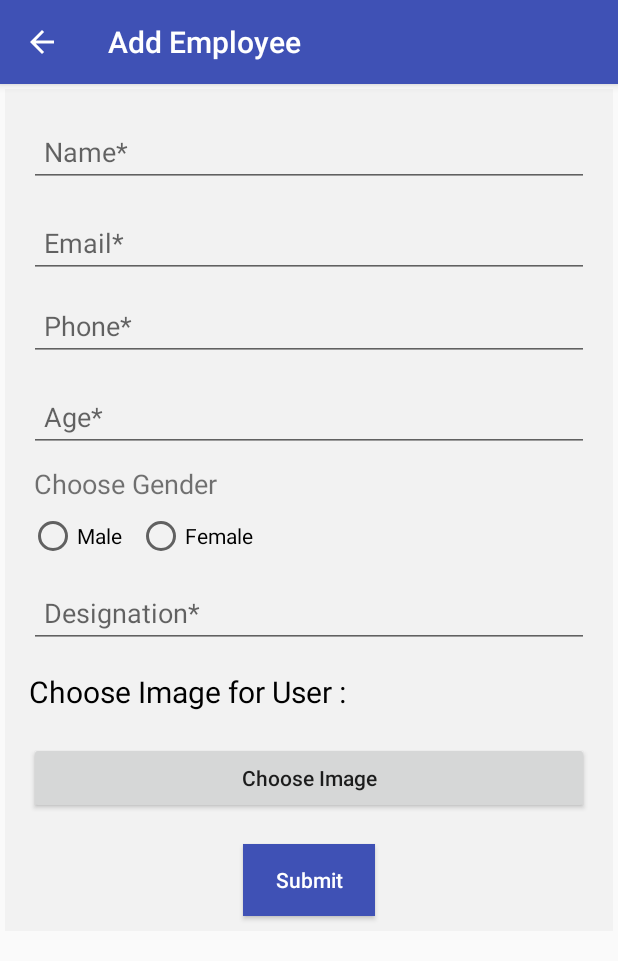
After one commit to Vaibhav-SJ/LeaveManagement, an Android app: the AddEmployeeActivity screen opened directly, with no data from a screen before it, on a phone screen of 412 x 824 dp. The commit adds this screen. Shown: the top 961 px of the screen. Run offline under Robolectric (Android 15) with nearby library versions, the phone set to English and light mode, and no system bars; our stand-ins replace ButterKnife.

Commit message:
before image upload

```diff
--- a/app/build.gradle
+++ b/app/build.gradle
@@ -48,6 +48,11 @@ dependencies {
     //For rotteting progress bar
     implementation 'com.victor:lib:1.0.2'
 
+
+
+    //Add this line  For image upload
+    implementation 'net.gotev:uploadservice:2.1'
+
     testImplementation 'junit:junit:4.12'
     androidTestImplementation 'com.android.support.test:runner:1.0.2'
     androidTestImplementation 'com.android.support.test.espresso:espresso-core:3.0.2'
--- /dev/null
+++ b/app/src/main/java/com/example/vaibhav/leavemanagement/AddEmployeeActivity.java
@@ -0,0 +1,213 @@
+package com.example.vaibhav.leavemanagement;
+
+import android.annotation.SuppressLint;
+import android.content.Context;
+import android.content.Intent;
+import android.net.ConnectivityManager;
+import android.os.Build;
+import android.support.annotation.RequiresApi;
+import android.support.v7.app.AppCompatActivity;
+import android.os.Bundle;
+import android.support.v7.widget.Toolbar;
+import android.util.Log;
+import android.view.Gravity;
+import android.view.LayoutInflater;
+import android.view.Menu;
+import android.view.MenuItem;
+import android.view.View;
+import android.widget.Button;
+import android.widget.EditText;
+import android.widget.RadioButton;
+import android.widget.RadioGroup;
+import android.widget.TextView;
+import android.widget.Toast;
+
+import java.util.Objects;
+
+import butterknife.BindView;
+import butterknife.ButterKnife;
+
+public class AddEmployeeActivity extends AppCompatActivity
+{
+    //To check Internet connection
+    ConnectivityManager connMgr;
+    android.net.NetworkInfo wifi ;
+    android.net.NetworkInfo mobile ;
+    Boolean internetConnection = false;
+
+    @BindView(R.id.toolbar)
+    Toolbar toolbar;
+
+    @BindView(R.id.username)
+    EditText username;
+
+    @BindView(R.id.userEmail)
+    EditText userEmail;
+
+    @BindView(R.id.userPhone)
+    EditText userPhone;
+
+    @BindView(R.id.age)
+    EditText age;
+
+    @BindView(R.id.radioGroup)
+    RadioGroup radioGroup;
+    String genderAns = "";
+
+    @BindView(R.id.designation)
+    EditText designation;
+
+    @BindView(R.id.submitBtn)
+    Button submitBtn;
+
+    String finalImageUrl = "http://www.bsmc.net.au/wp-content/uploads/No-image-available.jpg";
+
+
+    @SuppressLint("NewApi")
+    @Override
+    protected void onCreate(Bundle savedInstanceState)
+    {
+        super.onCreate(savedInstanceState);
+        setContentView(R.layout.activity_add_employee);
+
+        ButterKnife.bind(this);
+
+        setSupportActionBar(toolbar);
+        Objects.requireNonNull(getSupportActionBar()).setDisplayHomeAsUpEnabled(true);
+        getSupportActionBar().setTitle(getResources().getString(R.string.add_employee));
+
+        radioGroup.setOnCheckedChangeListener(new RadioGroup.OnCheckedChangeListener() {
+            @Override
+            public void onCheckedChanged(RadioGroup radioGroup, int i) {
+                RadioButton radioButton = radioGroup.findViewById(i);
+                genderAns = String.valueOf(radioButton.getText());
+            }
+        });
+
+        submitBtn.setOnClickListener(new View.OnClickListener() {
+            @Override
+            public void onClick(View view) {
+                validateFun();
+            }
+        });
+
+    }
+
+    @SuppressLint("NewApi")
+    private void validateFun()
+    {
+        if(username.getText().toString().trim().equals(""))
+        {
+            username.setError(getResources().getString(R.string.mandtory_text));
+        }
+        else if(userEmail.getText().toString().trim().equals(""))
+        {
+            userEmail.setError(getResources().getString(R.string.mandtory_text));
+        }
+        else if (!userEmail.getText().toString().trim().matches(getResources().getString(R.string.emailPattern)))
+        {
+            userEmail.setError(getResources().getString(R.string.invalidEmailError));
+        }
+        else if(userPhone.getText().toString().trim().length() != 10)
+        {
+            userPhone.setError(getResources().getString(R.string.mobileNumError));
+        }
+        else if (!userPhone.getText().toString().trim().matches(getResources().getString(R.string.onlydigitsPattern)))
+        {
+            userPhone.setError(getResources().getString(R.string.errorOnlyDigits));
+        }
+        else if(age.getText().toString().trim().equals(""))
+        {
+            age.setError(getResources().getString(R.string.mandtory_text));
+        }
+        else if(genderAns.trim().equals(""))
+        {
+            showToastMsgFun("Choose Gender to proceed");
+        }
+        else if(designation.getText().toString().trim().equals(""))
+        {
+            designation.setError(getResources().getString(R.string.mandtory_text));
+        }
+        else
+        {
+            internetConnection = checkInternetConnectionFun();
+
+            if(internetConnection)
+            {
+                 Log.d("allDetails","Name "+username.getText().toString()+"\nemail "+userEmail.getText().toString()+
+                         "\nphone "+userPhone.getText().toString()+"\nage "+age.getText().toString()+
+                         "\ngender : "+genderAns+"\ndesignation: "+designation.getText().toString());
+            }
+            else
+            {
+                showToastMsgFun(getResources().getString(R.string.noInternet));
+            }
+        }
+    }
+
+
+    //Function to check internet connection
+    @RequiresApi(api = Build.VERSION_CODES.KITKAT)
+    private Boolean checkInternetConnectionFun()
+    {
+        //To check Internet connection
+        connMgr = (ConnectivityManager) getApplicationContext().getSystemService(Context.CONNECTIVITY_SERVICE);
+        if (connMgr != null) {
+            wifi = Objects.requireNonNull(connMgr).getNetworkInfo(ConnectivityManager.TYPE_WIFI);
+        }
+        mobile = Objects.requireNonNull(connMgr).getNetworkInfo(ConnectivityManager.TYPE_MOBILE);
+        return wifi.isConnected() || mobile.isConnected();
+    }
+
+
+    @Override
+    public boolean onCreateOptionsMenu(Menu menu)
+    {
+        getMenuInflater().inflate(R.menu.blank_menu, menu);
+        return super.onCreateOptionsMenu(menu);
+    }
+    // on back button press function
+    @Override
+    public boolean onOptionsItemSelected(MenuItem item)
+    {
+        if (item.getItemId() == android.R.id.home)
+        {
+            startActivity(new Intent(AddEmployeeActivity.this, MainActivity.class));
+            finish();
+        }
+        return super.onOptionsItemSelected(item);
+    }
+
+    @Override
+    public void onBackPressed()
+    {
+        startActivity(new Intent(AddEmployeeActivity.this, MainActivity.class));
+        finish();
+    }
+
+    //Toast Message Print Function
+    private void showToastMsgFun(String s)
+    {
+        Context context=getApplicationContext();
+        LayoutInflater inflater=getLayoutInflater();
+        @SuppressLint("InflateParams") View customToastroot =inflater.inflate(R.layout.mycustom_toast, null);
+        TextView toastMsg = customToastroot.findViewById(R.id.textView1);
+        toastMsg.setText(s);
+
+        Toast customtoast=new Toast(context);
+        customtoast.setView(customToastroot);
+        customtoast.setGravity(Gravity.BOTTOM,0,200);
+        customtoast.setDuration(Toast.LENGTH_SHORT);
+        customtoast.show();
+    }
+
+
+
+
+
+
+
+
+
+
+}
--- /dev/null
+++ b/app/src/main/java/com/example/vaibhav/leavemanagement/Constants.java
@@ -0,0 +1,6 @@
+package com.example.vaibhav.leavemanagement;
+
+public class Constants
+{
+    public static final String UPLOAD_URL = "http://app-1533662498.000webhostapp.com/imageuploadweb/upload.php";
+}
--- a/app/src/main/java/com/example/vaibhav/leavemanagement/MainActivity.java
+++ b/app/src/main/java/com/example/vaibhav/leavemanagement/MainActivity.java
@@ -75,6 +75,15 @@ public class MainActivity extends AppCompatActivity
             }
         });
 
+        addEmployee.setOnClickListener(new View.OnClickListener() {
+            @SuppressLint("NewApi")
+            @Override
+            public void onClick(View view)
+            {
+                startActivity(new Intent(MainActivity.this,AddEmployeeActivity.class));
+            }
+        });
+
     }
 
 
--- /dev/null
+++ b/app/src/main/res/layout/activity_add_employee.xml
@@ -0,0 +1,220 @@
+<?xml version="1.0" encoding="utf-8"?>
+<RelativeLayout
+    xmlns:android="http://schemas.android.com/apk/res/android"
+    xmlns:tools="http://schemas.android.com/tools"
+    android:layout_width="match_parent"
+    android:layout_height="match_parent"
+    xmlns:app="http://schemas.android.com/apk/res-auto"
+    android:orientation="vertical"
+    app:layout_behavior="@string/appbar_scrolling_view_behavior"
+    android:descendantFocusability="beforeDescendants"
+    android:focusableInTouchMode="true">
+
+    <android.support.design.widget.AppBarLayout
+        android:id="@+id/appbar"
+        android:layout_width="match_parent"
+        android:actionMenuTextAppearance="@+id/toolbar"
+        android:layout_height="wrap_content"
+        android:theme="@style/AppTheme.AppBarOverlay">
+
+        <android.support.v7.widget.Toolbar
+            android:id="@+id/toolbar"
+            android:layout_width="match_parent"
+            android:layout_height="?attr/actionBarSize"
+            app:popupTheme="@style/AppTheme.PopupOverlay">
+        </android.support.v7.widget.Toolbar>
+
+    </android.support.design.widget.AppBarLayout>
+
+    <ScrollView
+        android:layout_below="@+id/appbar"
+        android:padding="@dimen/dimen_3dp"
+        android:layout_width="match_parent"
+        android:layout_height="match_parent"
+        tools:ignore="UselessParent" >
+
+        <LinearLayout
+            android:id="@+id/mainLayout"
+            android:layout_width="match_parent"
+            android:layout_height="wrap_content"
+            android:background="@color/background_gray"
+            android:orientation="vertical"
+            android:paddingLeft="@dimen/activity_horizontal_margin"
+            android:paddingRight="@dimen/activity_horizontal_margin"
+            android:paddingTop="@dimen/dimen_10dp">
+
+            <android.support.design.widget.TextInputLayout
+                android:id="@+id/nameTI"
+                android:layout_width="match_parent"
+                android:layout_height="wrap_content">
+
+                <EditText
+                    android:id="@+id/username"
+                    android:layout_width="match_parent"
+                    android:layout_height="wrap_content"
+                    android:layout_marginBottom="@dimen/dimen_5dp"
+                    android:inputType="textCapWords|textCapSentences"
+                    android:layout_marginTop="@dimen/dimen_5dp"
+                    android:hint="@string/nameNe"
+                    android:padding="@dimen/dimen_10dp"
+                    android:textSize="@dimen/dimen_18sp" />
+            </android.support.design.widget.TextInputLayout>
+
+
+            <android.support.design.widget.TextInputLayout
+                android:id="@+id/useEmailTI"
+                android:layout_width="match_parent"
+                android:layout_height="wrap_content">
+
+                <EditText
+                    android:id="@+id/userEmail"
+                    android:layout_width="match_parent"
+                    android:layout_height="wrap_content"
+                    android:padding="@dimen/dimen_10dp"
+                    android:textSize="@dimen/dimen_18sp"
+                    android:hint="Email*"
+                    android:inputType="textEmailAddress"
+                    tools:ignore="HardcodedText" />
+
+            </android.support.design.widget.TextInputLayout>
+
+
+            <android.support.design.widget.TextInputLayout
+                android:id="@+id/userPhoneTI"
+                android:layout_width="match_parent"
+                android:layout_height="wrap_content"
+                tools:ignore="ExtraText">
+
+                <EditText
+                    android:id="@+id/userPhone"
+                    android:layout_width="match_parent"
+                    android:layout_height="wrap_content"
+                    android:layout_marginBottom="@dimen/dimen_5dp"
+                    android:inputType="number"
+                    android:maxLength="10"
+                    android:layout_marginTop="@dimen/dimen_5dp"
+                    android:hint="@string/phonen"
+                    android:padding="@dimen/dimen_10dp"
+                    android:textSize="@dimen/dimen_18sp"
+                    tools:ignore="TextFields" />
+            </android.support.design.widget.TextInputLayout>
+
+
+
+            <android.support.design.widget.TextInputLayout
+                android:id="@+id/ageTI"
+                android:layout_width="match_parent"
+                android:layout_height="wrap_content">
+
+                <EditText
+                    android:id="@+id/age"
+                    android:layout_width="match_parent"
+                    android:layout_height="wrap_content"
+                    android:layout_marginBottom="@dimen/dimen_5dp"
+                    android:inputType="number"
+                    android:layout_marginTop="@dimen/dimen_5dp"
+                    android:hint="Age*"
+                    android:padding="@dimen/dimen_10dp"
+                    android:textSize="@dimen/dimen_18sp"
+                    tools:ignore="HardcodedText" />
+            </android.support.design.widget.TextInputLayout>
+
+            <TextView
+                android:layout_margin="@dimen/dimen_3dp"
+                android:text="@string/choose_gender"
+                android:textSize="@dimen/dimen_18sp"
+                android:layout_width="match_parent"
+                android:layout_height="wrap_content" />
+
+            <RadioGroup
+                android:id="@+id/radioGroup"
+                android:layout_marginTop="@dimen/dimen_3dp"
+                android:orientation="horizontal"
+                android:layout_width="wrap_content"
+                android:layout_height="wrap_content">
+
+                <RadioButton
+                    android:id="@+id/male"
+                    android:text="Male"
+                    android:layout_marginRight="@dimen/dimen_10dp"
+                    android:layout_width="wrap_content"
+                    android:layout_height="wrap_content"
+                    tools:ignore="HardcodedText"
+                    android:layout_marginEnd="@dimen/dimen_10dp" />
+
+                <RadioButton
+                    android:id="@+id/female"
+                    android:text="Female"
+                    android:layout_width="wrap_content"
+                    android:layout_height="wrap_content"
+                    tools:ignore="HardcodedText" />
+
+            </RadioGroup>
+
+
+            <android.support.design.widget.TextInputLayout
+                android:id="@+id/designationTI"
+                android:layout_marginTop="@dimen/dimen_3dp"
+                android:layout_width="match_parent"
+                android:layout_height="wrap_content">
+
+                <EditText
+                    android:id="@+id/designation"
+                    android:layout_width="match_parent"
+                    android:layout_height="wrap_content"
+                    android:layout_marginBottom="@dimen/dimen_5dp"
+                    android:inputType="textCapWords"
+                    android:layout_marginTop="@dimen/dimen_5dp"
+                    android:hint="Designation*"
+                    android:padding="@dimen/dimen_10dp"
+                    android:textSize="@dimen/dimen_18sp"
+                    tools:ignore="HardcodedText" />
+            </android.support.design.widget.TextInputLayout>
+
+            <TextView
+                android:id="@+id/chooseImageTxt"
+                android:layout_width="match_parent"
+                android:layout_height="wrap_content"
+                android:layout_gravity="center_horizontal"
+                android:layout_marginTop="@dimen/dimen_10dp"
+                android:text="Choose Image for User : "
+                android:textColor="@color/black"
+                android:textSize="@dimen/dimen_20sp"
+                tools:ignore="HardcodedText" />
+
+            <Button
+                android:id="@+id/buttonChooseImg"
+                android:layout_width="match_parent"
+                android:layout_height="wrap_content"
+                android:layout_marginTop="@dimen/dimen_20dp"
+                android:text="@string/choose_picture"
+                android:textAllCaps="false" />
+
+            <ImageView
+                android:id="@+id/profileImg"
+                android:layout_width="@dimen/dimen_100dp"
+                android:layout_height="@dimen/dimen_100dp"
+                android:layout_gravity="center_horizontal"
+                android:layout_margin="@dimen/dimen_10dp"
+                android:scaleType="fitXY"
+                android:src="@mipmap/ic_launcher"
+                android:visibility="gone"
+                tools:ignore="ContentDescription" />
+
+            <Button
+                android:id="@+id/submitBtn"
+                android:layout_width="wrap_content"
+                android:layout_height="wrap_content"
+                android:layout_gravity="center_horizontal"
+                android:layout_marginBottom="@dimen/dimen_10dp"
+                android:layout_marginTop="@dimen/dimen_20dp"
+                android:background="@color/colorPrimary"
+                android:text="@string/submit"
+                android:textAllCaps="false"
+                android:textColor="@color/white" />
+
+
+        </LinearLayout>
+
+    </ScrollView>
+</RelativeLayout>
--- a/app/src/main/res/values/colors.xml
+++ b/app/src/main/res/values/colors.xml
@@ -12,4 +12,5 @@
     <color name="gray">#A6A5A5</color>
     <color name="green">#309600</color>
     <color name="grey_500">#A6A5A5</color>
+    <color name="background_gray">#f2f2f2</color>
 </resources>
--- a/app/src/main/res/values/dimens.xml
+++ b/app/src/main/res/values/dimens.xml
@@ -17,4 +17,6 @@
     <dimen name="dimen_22sp">22sp</dimen>
     <dimen name="dimen_14sp">14sp</dimen>
     <dimen name="dimen_0dp">0dp</dimen>
+    <dimen name="activity_horizontal_margin">16dp</dimen>
+    <dimen name="dimen_100dp">100dp</dimen>
 </resources>
--- a/app/src/main/res/values/strings.xml
+++ b/app/src/main/res/values/strings.xml
@@ -1,4 +1,4 @@
-<resources>
+<resources xmlns:tools="http://schemas.android.com/tools">
     <string name="app_name">Leave Management</string>
     <string name="add_employee">Add Employee</string>
     <string name="view_employees">View Employees</string>
@@ -23,4 +23,17 @@
     <string name="remarks">remarks</string>
     <string name="half_day">Half Day</string>
     <string name="_2_and_half">2 and half</string>
+    <string name="nameNe">Name*</string>
+    <string name="choose_gender">Choose Gender</string>
+    <string name="phonen">Phone*</string>
+    <string name="choose_picture">Choose Image</string>
+    <string name="chooseImageTxt">Please Choose Image to proceed</string>
+    <string name="emailPattern" tools:ignore="TypographyDashes">[a-zA-Z0-9._-]+@[a-z]+\\.+[a-z]+[a-z]+</string>
+    <string name="invalidEmailError">Invalid email format</string>
+    <string name="onlyTextRestriction">^[a-zA-Z. ]+$</string>
+    <string name="errorOnlyText">Input should contain Only text</string>
+    <string name="mobileNumError">Mobile number should be 10 digits</string>
+    <string name="onlydigitsPattern" tools:ignore="TypographyDashes">[0-9]+</string>
+    <string name="errorOnlyDigits">Input should contain Only Digits</string>
+
 </resources>
```
Also changed, not shown: app/src/main/AndroidManifest.xml (+6 -1 lines).
